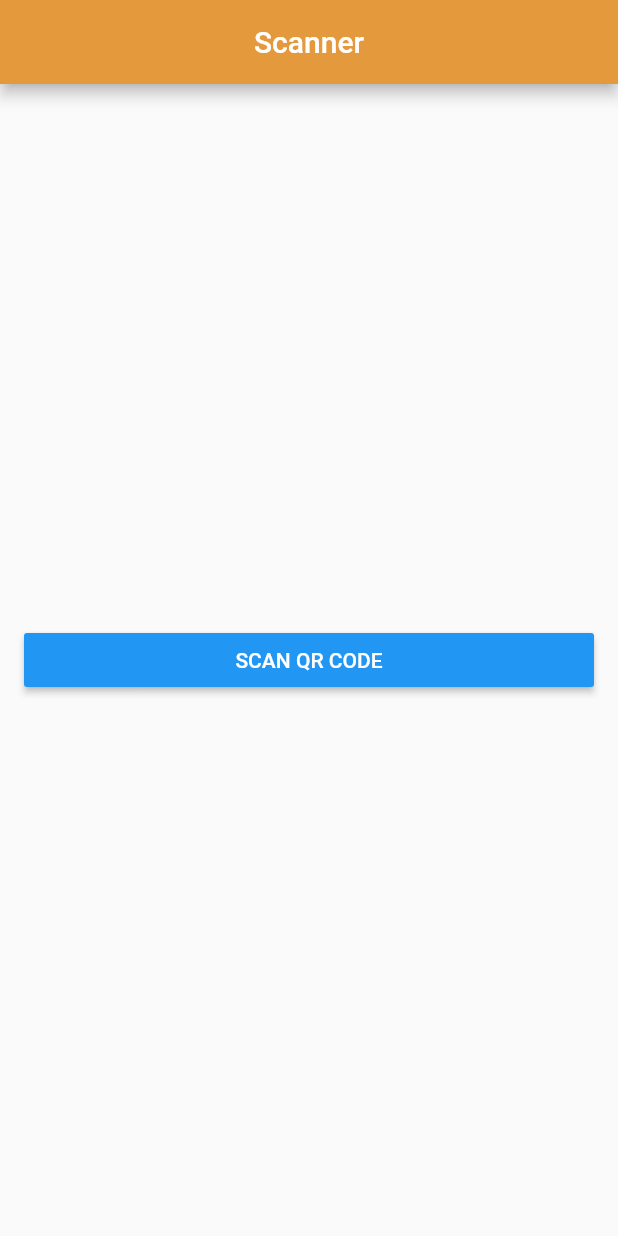
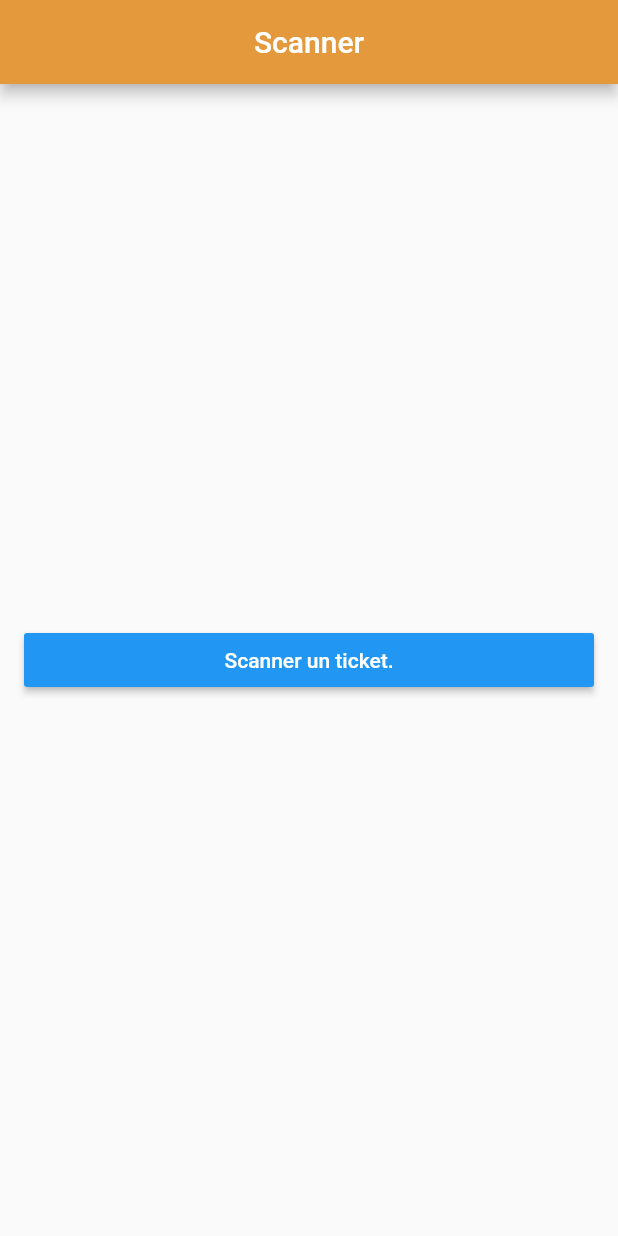
Before and after one commit to roro-dev/scanner_fatboar, a Flutter app: the screen it shows after launch, on a phone screen of 412 x 824 dp. Run offline on Flutter 3.47's test engine with Material 2 defaults, Android fonts, the phone set to English and light mode, and no system bars; missing offline and left inert: barcode_scan.

Commit message:
change button text

```diff
--- a/lib/main.dart
+++ b/lib/main.dart
@@ -74,7 +74,7 @@ class _MyScannerState extends State<MyScanner>{
                     showAlert('Erreur', this.errorMsg.toString());
                   }
                 },
-                child: const Text('SCAN QR CODE')
+                child: const Text('Scanner un ticket.')
               ),
             ),
           ]
```
